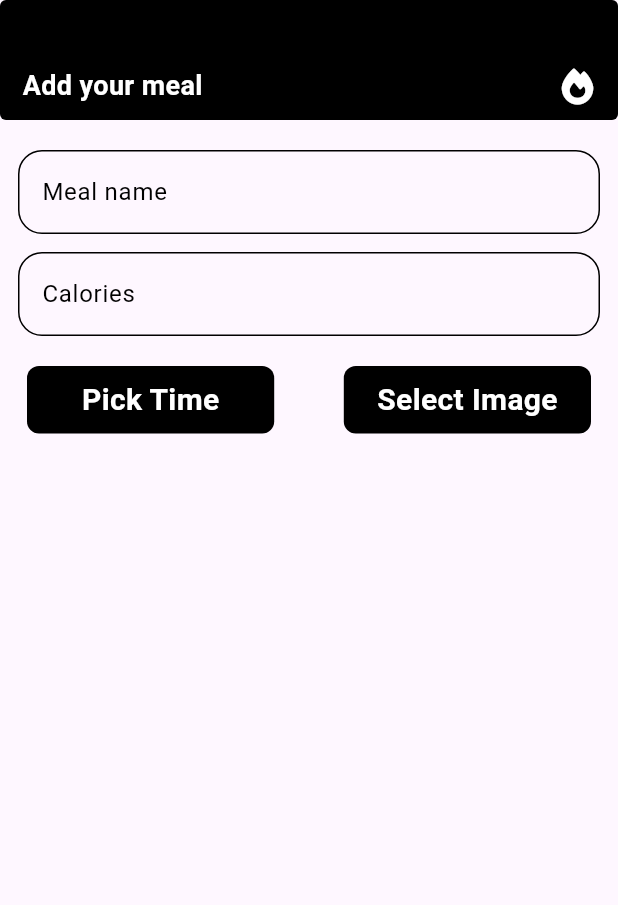
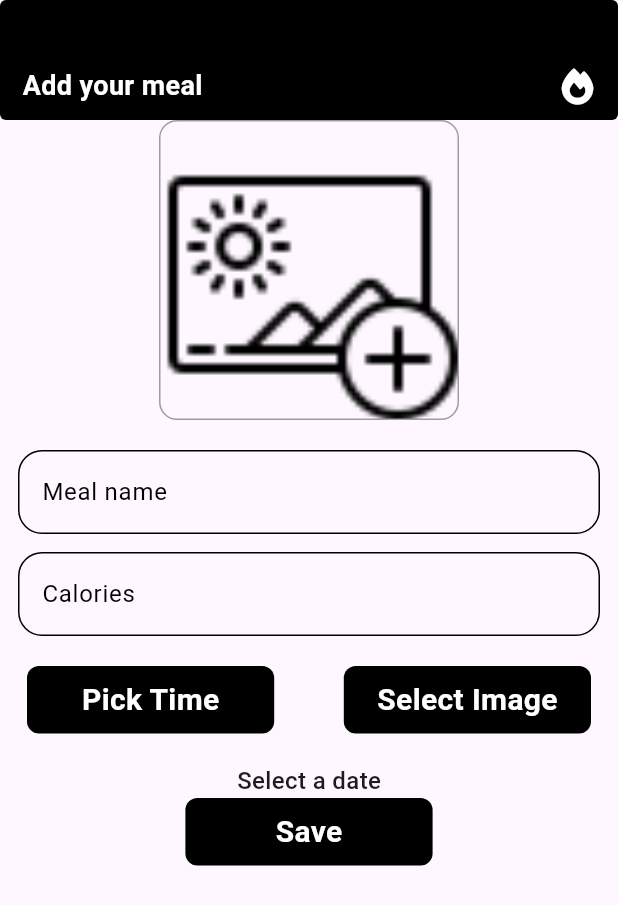
Before and after one commit to Alaataher027/meal_tracking_app, a Flutter app: the AddMealView screen opened by its route, on a phone screen of 412 x 824 dp. Shown: the top 905 px of the screen. Run offline on Flutter 3.47's test engine with Material 3 defaults, Android fonts, the phone set to English and light mode, and no system bars; our stand-ins replace bloc, flutter_bloc, font_awesome_flutter, go_router, hive, hive_flutter and 2 more; accounts and stored records are empty.

Commit message:
create add meal process

```diff
--- /dev/null
+++ b/lib/features/add_meal/presentation/views/widgets/add_meal_form.dart
@@ -0,0 +1,167 @@
+import 'dart:io';
+
+import 'package:flutter/material.dart';
+import 'package:flutter_bloc/flutter_bloc.dart';
+import 'package:image_picker/image_picker.dart';
+import 'package:meal_tracking_app/core/utils/styles.dart';
+import 'package:meal_tracking_app/features/add_meal/presentation/manager/cubits/cubit/add_meal_cubit.dart';
+import 'package:meal_tracking_app/features/add_meal/presentation/views/widgets/custom_button.dart';
+import 'package:meal_tracking_app/features/add_meal/presentation/views/widgets/custom_text_field.dart';
+import 'package:meal_tracking_app/features/home/data/models/meal_model.dart';
+import 'package:permission_handler/permission_handler.dart';
+
+class AddMealForm extends StatefulWidget {
+  const AddMealForm({super.key});
+
+  @override
+  State<AddMealForm> createState() => _AddMealFormState();
+}
+
+class _AddMealFormState extends State<AddMealForm> {
+  final GlobalKey<FormState> formKey = GlobalKey();
+
+  String? mealName;
+  int? calories;
+  DateTime? selectedDate;
+  File? selectedImage;
+
+  Future pickImage() async {
+    if (await Permission.photos.request().isGranted ||
+        await Permission.storage.request().isGranted) {
+      final ImagePicker picker = ImagePicker();
+      final XFile? image = await picker.pickImage(source: ImageSource.gallery);
+
+      if (image != null) {
+        setState(() {
+          selectedImage = File(image.path);
+        });
+      }
+    } else {
+      ScaffoldMessenger.of(context).showSnackBar(
+        SnackBar(content: Text("Permission denied")),
+      );
+    }
+  }
+
+  Future<void> pickDate() async {
+    DateTime? picked = await showDatePicker(
+      context: context,
+      initialDate: DateTime.now(),
+      firstDate: DateTime(2000),
+      lastDate: DateTime(2100),
+    );
+
+    if (picked != null) {
+      setState(() {
+        selectedDate = picked;
+      });
+    }
+  }
+
+  @override
+  Widget build(BuildContext context) {
+    return Form(
+      key: formKey,
+      child: Column(
+        children: [
+          Container(
+            height: 200,
+            width: 200,
+            decoration: BoxDecoration(
+              border: Border.all(color: Colors.grey),
+              borderRadius: BorderRadius.circular(12),
+              image: DecorationImage(
+                image: selectedImage != null
+                    ? FileImage(selectedImage!)
+                    : const AssetImage("assets/images/upload_image.png")
+                        as ImageProvider,
+                fit: BoxFit.cover,
+              ),
+            ),
+          ),
+          SizedBox(
+            height: 20,
+          ),
+          CustomTextField(
+            onSavedS: (value) {
+              mealName = value;
+            },
+            hint: "Meal name",
+            isNumerical: false,
+          ),
+          SizedBox(
+            height: 12,
+          ),
+          CustomTextField(
+            onSavedI: (value) {
+              calories = value;
+            },
+            hint: "Calories",
+            isNumerical: true,
+          ),
+          const SizedBox(
+            height: 20,
+          ),
+          Padding(
+            padding: const EdgeInsets.symmetric(horizontal: 6),
+            child: Row(
+              children: [
+                CustomButton(
+                  onTap: pickDate,
+                  title: "Pick Time",
+                ),
+                Spacer(),
+                CustomButton(
+                  onTap: pickImage,
+                  title: "Select Image",
+                )
+              ],
+            ),
+          ),
+          SizedBox(
+            height: 20,
+          ),
+          Text(
+            selectedDate != null
+                ? "${selectedDate!.year}-${selectedDate!.month}-${selectedDate!.day}"
+                : "Select a date",
+            style: Styles.textStyle16,
+          ),
+          BlocBuilder<AddMealCubit, AddMealState>(
+            builder: (context, state) {
+              return CustomButton(
+                isLodaing: state is AddMealLoading ? true : false,
+                onTap: () {
+                  if (formKey.currentState!.validate()) {
+                    formKey.currentState!.save();
+                    if (selectedDate == null || selectedImage == null) {
+                      ScaffoldMessenger.of(context).showSnackBar(
+                        const SnackBar(
+                          content: Text("Please select both date and image"),
+                        ),
+                      );
+                      return;
+                    }
+                    MealModel meal = MealModel(
+                      mealName: mealName,
+                      calories: calories,
+                      dateTime: selectedDate,
+                      imagePath: selectedImage!.path,
+                    );
+
+                    BlocProvider.of<AddMealCubit>(context).addMeal(meal);
+                    print(meal.mealName);
+                    print(meal.calories);
+                    print(meal.dateTime);
+                    print(meal.imagePath);
+                  }
+                },
+                title: "Save",
+              );
+            },
+          )
+        ],
+      ),
+    );
+  }
+}
--- a/lib/features/add_meal/presentation/views/widgets/add_meal_view_body.dart
+++ b/lib/features/add_meal/presentation/views/widgets/add_meal_view_body.dart
@@ -1,6 +1,7 @@
 import 'package:flutter/material.dart';
-import 'package:meal_tracking_app/features/add_meal/presentation/views/widgets/custom_button.dart';
-import 'package:meal_tracking_app/features/add_meal/presentation/views/widgets/custom_text_field.dart';
+import 'package:flutter_bloc/flutter_bloc.dart';
+import 'package:meal_tracking_app/features/add_meal/presentation/manager/cubits/cubit/add_meal_cubit.dart';
+import 'package:meal_tracking_app/features/add_meal/presentation/views/widgets/add_meal_form.dart';
 import 'package:meal_tracking_app/features/home/presentation/views/widgets/custom_app_bar.dart';
 
 class AddMealViewBody extends StatelessWidget {
@@ -14,43 +15,10 @@ class AddMealViewBody extends StatelessWidget {
         CustomAppBar(
           title: "Add your meal",
         ),
-        // Image.asset(
-        //   "assets/images/upload_image.png",
-        //   height: 200,
-        //   width: 200,
-        //   fit: BoxFit.fill,
-        // ),
-        SizedBox(
-          height: 20,
+        BlocProvider(
+          create: (context) => AddMealCubit(),
+          child: AddMealForm(),
         ),
-        CustomTextField(
-          hint: "Meal name",
-          isNumerical: false,
-        ),
-        SizedBox(
-          height: 12,
-        ),
-        CustomTextField(
-          hint: "Calories",
-          isNumerical: true,
-        ),
-        SizedBox(
-          height: 20,
-        ),
-        Padding(
-          padding: const EdgeInsets.symmetric(horizontal: 6),
-          child: Row(
-            children: [
-              CustomButton(
-                title: "Pick Time",
-              ),
-              Spacer(),
-              CustomButton(
-                title: "Select Image",
-              )
-            ],
-          ),
-        )
       ],
     );
   }
--- a/lib/features/add_meal/presentation/views/widgets/custom_text_field.dart
+++ b/lib/features/add_meal/presentation/views/widgets/custom_text_field.dart
@@ -5,14 +5,16 @@ class CustomTextField extends StatelessWidget {
       {super.key,
       required this.hint,
       this.maxLines = 1,
-      this.onSaved,
+      this.onSavedS,
+      this.onSavedI,
       this.onChanged,
       required this.isNumerical});
 
   final String hint;
   final int maxLines;
   final bool isNumerical;
-  final void Function(String?)? onSaved;
+  final void Function(String?)? onSavedS;
+  final void Function(int?)? onSavedI;
   final Function(String?)? onChanged;
 
   @override
@@ -22,7 +24,13 @@ class CustomTextField extends StatelessWidget {
       child: TextFormField(
         keyboardType: isNumerical ? TextInputType.number : TextInputType.text,
         onChanged: onChanged,
-        onSaved: onSaved,
+        onSaved: (value) {
+          if (isNumerical) {
+            onSavedI?.call(int.tryParse(value ?? ''));
+          } else {
+            onSavedS?.call(value);
+          }
+        },
         validator: (value) {
           if (value?.isEmpty ?? true) {
             return "Field is required";
--- a/pubspec.yaml
+++ b/pubspec.yaml
@@ -38,7 +38,9 @@ dependencies:
   google_fonts: ^6.2.1
   hive: ^2.2.3
   hive_flutter: ^1.1.0
+  image_picker: ^1.0.7
   intl: ^0.20.2
+  permission_handler: ^11.4.0
 
 dev_dependencies:
   build_runner: ^2.4.15
```
Also changed, not shown: lib/main.dart (+3 -6 lines), pubspec.lock, 6 other files.
